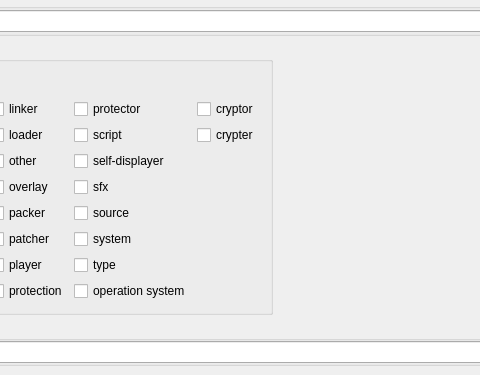
Above: gui_source/guimainwindow.ui from horsicq/DIE-sort before the change; both pictures show x 394 to 874 and y 209 to 584 of the 1031 by 871 pixel window. Below: the same form after it.
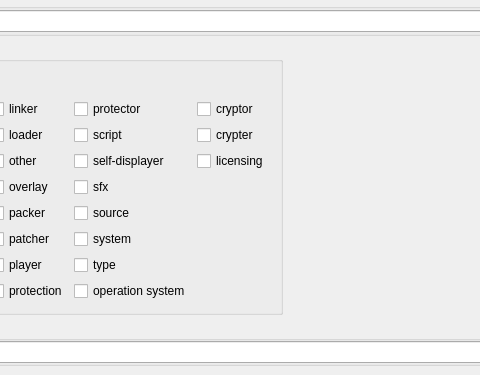
That is the form after the change.

Patch:
```diff
--- a/gui_source/guimainwindow.ui
+++ b/gui_source/guimainwindow.ui
@@ -701,6 +701,13 @@
            </property>
           </widget>
          </item>
+         <item row="3" column="4">
+          <widget class="QCheckBox" name="checkBox_licensing">
+           <property name="text">
+            <string>licensing</string>
+           </property>
+          </widget>
+         </item>
         </layout>
        </widget>
       </item>
```
